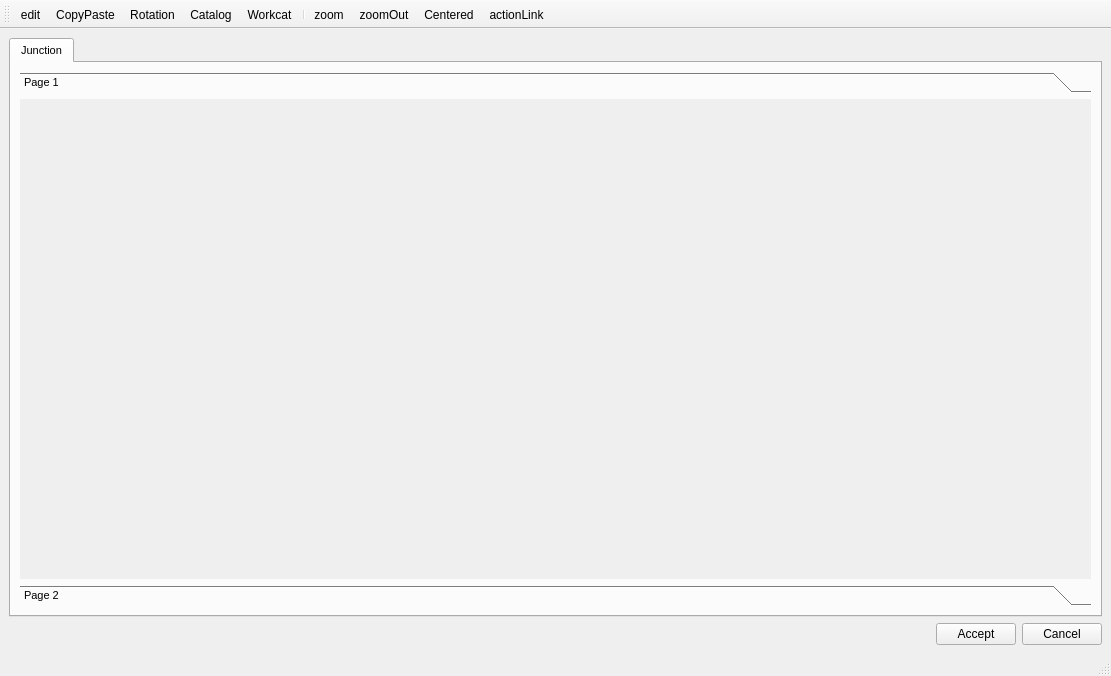
Before: the Qt Designer form ui/api_cf.ui in Giswater/giswater_qgis_plugin, drawn with Qt 5.
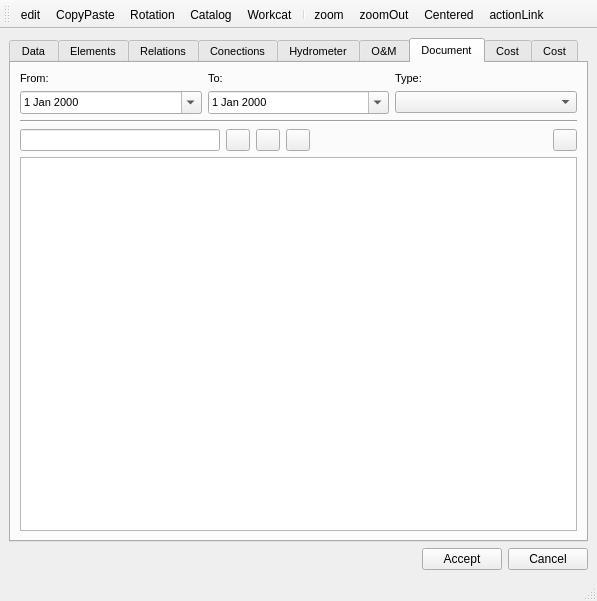
After: the same form once the commit is applied. The open tabs and pages were chosen to show the change. Icons and pictures are not drawn.

Commit message: desing upgraded

```diff
--- a/ui/api_cf.ui
+++ b/ui/api_cf.ui
@@ -6,8 +6,8 @@
    <rect>
     <x>0</x>
     <y>0</y>
-    <width>1111</width>
-    <height>676</height>
+    <width>597</width>
+    <height>601</height>
    </rect>
   </property>
   <property name="windowTitle">
@@ -38,7 +38,7 @@
       </property>
       <widget class="QWidget" name="tab1">
        <attribute name="title">
-        <string>Junction</string>
+        <string>Data</string>
        </attribute>
        <layout class="QVBoxLayout" name="verticalLayout_2">
         <item>
@@ -51,8 +51,8 @@
             <rect>
              <x>0</x>
              <y>0</y>
-             <width>1069</width>
-             <height>457</height>
+             <width>555</width>
+             <height>382</height>
             </rect>
            </property>
            <attribute name="label">
@@ -89,6 +89,396 @@
         </item>
        </layout>
       </widget>
+      <widget class="QWidget" name="elements">
+       <attribute name="title">
+        <string>Elements</string>
+       </attribute>
+       <layout class="QGridLayout" name="gridLayout_2">
+        <item row="0" column="0">
+         <layout class="QHBoxLayout" name="horizontalLayout_4">
+          <item>
+           <widget class="QLineEdit" name="element_id">
+            <property name="maximumSize">
+             <size>
+              <width>200</width>
+              <height>16777215</height>
+             </size>
+            </property>
+           </widget>
+          </item>
+          <item>
+           <widget class="QPushButton" name="btn_insert">
+            <property name="enabled">
+             <bool>true</bool>
+            </property>
+            <property name="sizePolicy">
+             <sizepolicy hsizetype="Fixed" vsizetype="Fixed">
+              <horstretch>0</horstretch>
+              <verstretch>0</verstretch>
+             </sizepolicy>
+            </property>
+            <property name="maximumSize">
+             <size>
+              <width>24</width>
+              <height>24</height>
+             </size>
+            </property>
+            <property name="text">
+             <string/>
+            </property>
+            <property name="icon">
+             <iconset>
+              <normaloff>../icons/111b.png</normaloff>../icons/111b.png</iconset>
+            </property>
+            <property name="iconSize">
+             <size>
+              <width>22</width>
+              <height>22</height>
+             </size>
+            </property>
+           </widget>
+          </item>
+          <item>
+           <widget class="QPushButton" name="btn_delete">
+            <property name="maximumSize">
+             <size>
+              <width>24</width>
+              <height>24</height>
+             </size>
+            </property>
+            <property name="text">
+             <string/>
+            </property>
+            <property name="icon">
+             <iconset>
+              <normaloff>../icons/112b.png</normaloff>../icons/112b.png</iconset>
+            </property>
+            <property name="iconSize">
+             <size>
+              <width>22</width>
+              <height>22</height>
+             </size>
+            </property>
+           </widget>
+          </item>
+          <item>
+           <widget class="QPushButton" name="new_element">
+            <property name="maximumSize">
+             <size>
+              <width>24</width>
+              <height>24</height>
+             </size>
+            </property>
+            <property name="text">
+             <string/>
+            </property>
+            <property name="icon">
+             <iconset>
+              <normaloff>../icons/131b.png</normaloff>../icons/131b.png</iconset>
+            </property>
+            <property name="iconSize">
+             <size>
+              <width>22</width>
+              <height>22</height>
+             </size>
+            </property>
+           </widget>
+          </item>
+          <item>
+           <spacer name="horizontalSpacer_2">
+            <property name="orientation">
+             <enum>Qt::Horizontal</enum>
+            </property>
+            <property name="sizeHint" stdset="0">
+             <size>
+              <width>40</width>
+              <height>20</height>
+             </size>
+            </property>
+           </spacer>
+          </item>
+          <item>
+           <widget class="QPushButton" name="open_element">
+            <property name="maximumSize">
+             <size>
+              <width>24</width>
+              <height>24</height>
+             </size>
+            </property>
+            <property name="text">
+             <string/>
+            </property>
+            <property name="icon">
+             <iconset>
+              <normaloff>../icons/134b.png</normaloff>../icons/134b.png</iconset>
+            </property>
+            <property name="iconSize">
+             <size>
+              <width>22</width>
+              <height>22</height>
+             </size>
+            </property>
+           </widget>
+          </item>
+         </layout>
+        </item>
+        <item row="1" column="0">
+         <widget class="QTableView" name="tbl_element"/>
+        </item>
+       </layout>
+      </widget>
+      <widget class="QWidget" name="relations">
+       <attribute name="title">
+        <string>Relations</string>
+       </attribute>
+       <layout class="QGridLayout" name="gridLayout">
+        <item row="0" column="0">
+         <layout class="QHBoxLayout" name="horizontalLayout_5">
+          <item>
+           <widget class="QTableView" name="tbl_relations"/>
+          </item>
+         </layout>
+        </item>
+       </layout>
+      </widget>
+      <widget class="QWidget" name="conections">
+       <attribute name="title">
+        <string>Conections</string>
+       </attribute>
+       <layout class="QGridLayout" name="gridLayout_3">
+        <item row="0" column="0">
+         <layout class="QVBoxLayout" name="verticalLayout_3">
+          <item>
+           <widget class="QLabel" name="label">
+            <property name="text">
+             <string>Upstream features:</string>
+            </property>
+           </widget>
+          </item>
+          <item>
+           <widget class="QTableView" name="tbl_upstream"/>
+          </item>
+          <item>
+           <widget class="QLabel" name="label_2">
+            <property name="text">
+             <string>Downstream features:</string>
+            </property>
+           </widget>
+          </item>
+          <item>
+           <widget class="QTableView" name="tbl_downstream"/>
+          </item>
+         </layout>
+        </item>
+       </layout>
+      </widget>
+      <widget class="QWidget" name="hydrometer">
+       <attribute name="title">
+        <string>Hydrometer</string>
+       </attribute>
+      </widget>
+      <widget class="QWidget" name="om">
+       <attribute name="title">
+        <string>O&amp;&amp;M</string>
+       </attribute>
+      </widget>
+      <widget class="QWidget" name="document">
+       <attribute name="title">
+        <string>Document</string>
+       </attribute>
+       <layout class="QGridLayout" name="gridLayout_5">
+        <item row="0" column="0">
+         <layout class="QGridLayout" name="gridLayout_4" rowstretch="0,0" columnstretch="0,0,0" rowminimumheight="0,0" columnminimumwidth="0,0,0">
+          <property name="sizeConstraint">
+           <enum>QLayout::SetDefaultConstraint</enum>
+          </property>
+          <property name="verticalSpacing">
+           <number>6</number>
+          </property>
+          <item row="1" column="1">
+           <widget class="QDateEdit" name="date_document_to">
+            <property name="calendarPopup">
+             <bool>true</bool>
+            </property>
+           </widget>
+          </item>
+          <item row="1" column="2">
+           <widget class="QComboBox" name="doc_type"/>
+          </item>
+          <item row="0" column="2">
+           <widget class="QLabel" name="label_3">
+            <property name="text">
+             <string>Type:</string>
+            </property>
+           </widget>
+          </item>
+          <item row="0" column="0">
+           <widget class="QLabel" name="label_4">
+            <property name="text">
+             <string>From:</string>
+            </property>
+           </widget>
+          </item>
+          <item row="1" column="0">
+           <widget class="QDateEdit" name="date_document_from">
+            <property name="calendarPopup">
+             <bool>true</bool>
+            </property>
+           </widget>
+          </item>
+          <item row="0" column="1">
+           <widget class="QLabel" name="label_5">
+            <property name="text">
+             <string>To:</string>
+            </property>
+           </widget>
+          </item>
+         </layout>
+        </item>
+        <item row="2" column="0">
+         <layout class="QHBoxLayout" name="horizontalLayout_6">
+          <property name="topMargin">
+           <number>0</number>
+          </property>
+          <item>
+           <widget class="QLineEdit" name="doc_id">
+            <property name="maximumSize">
+             <size>
+              <width>200</width>
+              <height>16777215</height>
+             </size>
+            </property>
+           </widget>
+          </item>
+          <item>
+           <widget class="QPushButton" name="btn_doc_insert">
+            <property name="maximumSize">
+             <size>
+              <width>24</width>
+              <height>24</height>
+             </size>
+            </property>
+            <property name="text">
+             <string/>
+            </property>
+            <property name="icon">
+             <iconset>
+              <normaloff>../icons/111b.png</normaloff>../icons/111b.png</iconset>
+            </property>
+            <property name="iconSize">
+             <size>
+              <width>22</width>
+              <height>22</height>
+             </size>
+            </property>
+           </widget>
+          </item>
+          <item>
+           <widget class="QPushButton" name="btn_doc_delete">
+            <property name="maximumSize">
+             <size>
+              <width>24</width>
+              <height>24</height>
+             </size>
+            </property>
+            <property name="text">
+             <string/>
+            </property>
+            <property name="icon">
+             <iconset>
+              <normaloff>../icons/112b.png</normaloff>../icons/112b.png</iconset>
+            </property>
+            <property name="iconSize">
+             <size>
+              <width>22</width>
+              <height>22</height>
+             </size>
+            </property>
+           </widget>
+          </item>
+          <item>
+           <widget class="QPushButton" name="btn_doc_new">
+            <property name="maximumSize">
+             <size>
+              <width>24</width>
+              <height>24</height>
+             </size>
+            </property>
+            <property name="text">
+             <string/>
+            </property>
+            <property name="icon">
+             <iconset>
+              <normaloff>../icons/131b.png</normaloff>../icons/131b.png</iconset>
+            </property>
+            <property name="iconSize">
+             <size>
+              <width>22</width>
+              <height>22</height>
+             </size>
+            </property>
+           </widget>
+          </item>
+          <item>
+           <spacer name="horizontalSpacer_3">
+            <property name="orientation">
+             <enum>Qt::Horizontal</enum>
+            </property>
+            <property name="sizeHint" stdset="0">
+             <size>
+              <width>40</width>
+              <height>20</height>
+             </size>
+            </property>
+           </spacer>
+          </item>
+          <item>
+           <widget class="QPushButton" name="btn_open_doc">
+            <property name="maximumSize">
+             <size>
+              <width>24</width>
+              <height>24</height>
+             </size>
+            </property>
+            <property name="text">
+             <string/>
+            </property>
+            <property name="icon">
+             <iconset>
+              <normaloff>../icons/170b.png</normaloff>../icons/170b.png</iconset>
+            </property>
+            <property name="iconSize">
+             <size>
+              <width>22</width>
+              <height>22</height>
+             </size>
+            </property>
+           </widget>
+          </item>
+         </layout>
+        </item>
+        <item row="3" column="0">
+         <widget class="QTableView" name="tbl_document"/>
+        </item>
+        <item row="1" column="0">
+         <widget class="Line" name="line">
+          <property name="orientation">
+           <enum>Qt::Horizontal</enum>
+          </property>
+         </widget>
+        </item>
+       </layout>
+      </widget>
+      <widget class="QWidget" name="node_cost">
+       <attribute name="title">
+        <string>Cost</string>
+       </attribute>
+      </widget>
+      <widget class="QWidget" name="arc_cost">
+       <attribute name="title">
+        <string>Cost</string>
+       </attribute>
+      </widget>
      </widget>
     </item>
     <item>
```
Left out of the diff: 6 changed lines with no effect on the pictures.
